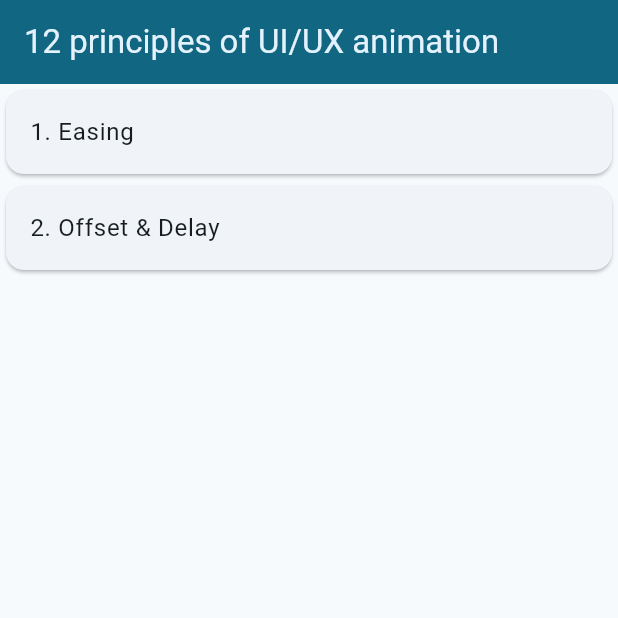
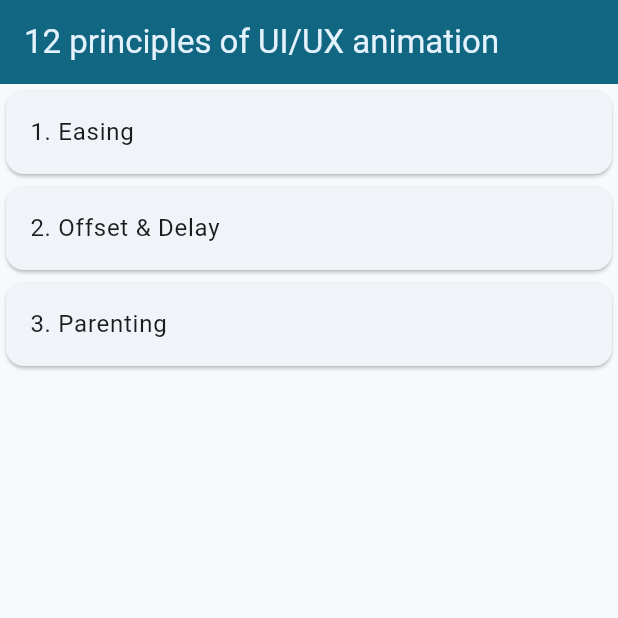
Before and after one commit to ash-valley/flutter_12uiux, a Flutter app: the screen it shows after launch, on a phone screen of 412 x 824 dp, the top half of it. Run offline on Flutter 3.47's test engine with Material 2 defaults, Android fonts, the phone set to English and light mode, and no system bars; our stand-ins replace go_router.

Commit message:
feat(parenting): route追加

```diff
--- /dev/null
+++ b/lib/page/parenting.dart
@@ -0,0 +1,16 @@
+import 'package:flutter/material.dart';
+import 'package:flutter_12uiux/common/scaffold.dart';
+
+class Parenting extends StatelessWidget {
+  const Parenting({super.key, required this.title});
+
+  final String title;
+
+  @override
+  Widget build(BuildContext context) {
+    return MyScaffold(
+      title: title,
+      body: const Text("Pareting"),
+    );
+  }
+}
--- a/lib/router.dart
+++ b/lib/router.dart
@@ -2,6 +2,7 @@ import 'package:flutter/material.dart';
 import 'package:flutter_12uiux/home.dart';
 import 'package:flutter_12uiux/page/easing.dart';
 import 'package:flutter_12uiux/page/offset_and_delay.dart';
+import 'package:flutter_12uiux/page/parenting.dart';
 import 'package:go_router/go_router.dart';
 
 import '../extensions/list_map_with_index.dart';
@@ -26,9 +27,14 @@ final pageList = [
     ),
   ),
   Page(
+    title: "Offset & Delay",
     path: "offset&delay",
-    title: "Offset & Delay",
     builder: (title) => OffsetAndDelay(title: title),
+  ),
+  Page(
+    title: "Parenting",
+    path: "parenting",
+    builder: (title) => Parenting(title: title),
   ),
 ];
 
```
